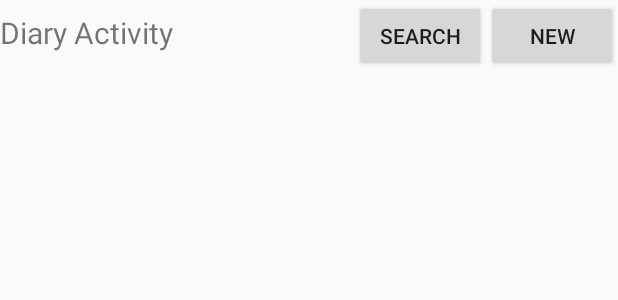
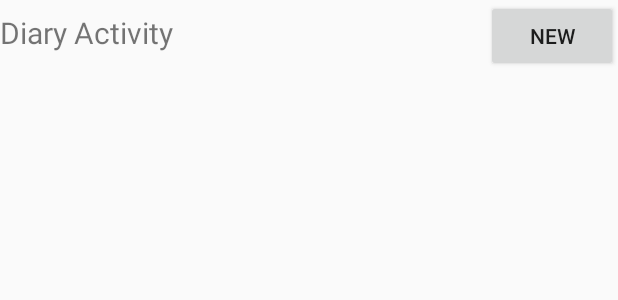
Before and after one commit to HJSUNG/capstone-design_2019, an Android app: the layout activity_dairy.xml on its own in the app's theme, with its tools: preview values and no code run, on a phone screen of 412 x 824 dp. Shown: the top 300 px of the screen. Run offline under Robolectric (Android 15) with nearby library versions, the phone set to English and light mode, and no system bars.

Commit message:
minor fix

```diff
--- a/application/app/src/main/java/csecau/capstone/capstone02/LoginActivity.java
+++ b/application/app/src/main/java/csecau/capstone/capstone02/LoginActivity.java
@@ -370,6 +370,7 @@ public class LoginActivity extends AppCompatActivity {
                 if(responseStatusCode == HttpURLConnection.HTTP_OK) {
                     inputStream = httpURLConnection.getInputStream();
                 }
+
                 else {
                     inputStream = httpURLConnection.getErrorStream();
                 }
--- a/application/app/src/main/res/layout/activity_dairy.xml
+++ b/application/app/src/main/res/layout/activity_dairy.xml
@@ -28,7 +28,8 @@
                 android:layout_width="wrap_content"
                 android:layout_height="wrap_content"
                 android:id="@+id/searchbutton"
-                android:text="search"/>
+                android:text="search"
+                android:visibility="invisible"/>
 
             <Button
                 android:layout_width="wrap_content"
```
Also changed, not shown: application/app/src/main/java/csecau/capstone/capstone02/DiaryActivity.java (+8 -4 lines), application/app/src/main/java/csecau/capstone/capstone02/NewdiaryActivity.java (+21 -1 lines).
